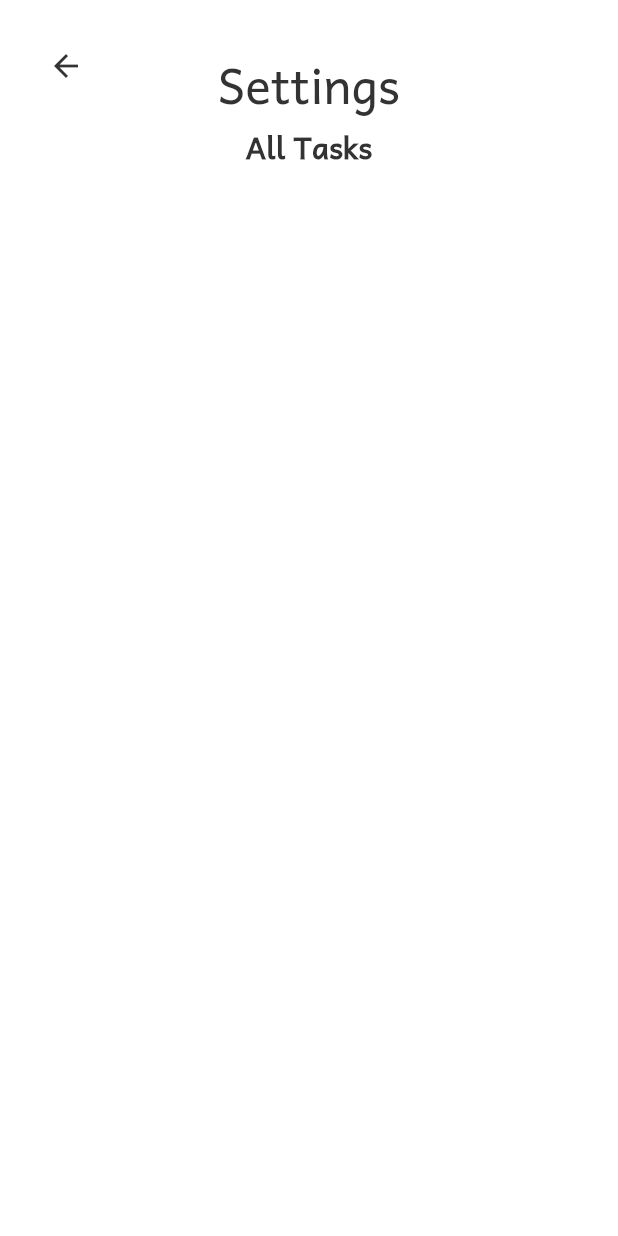
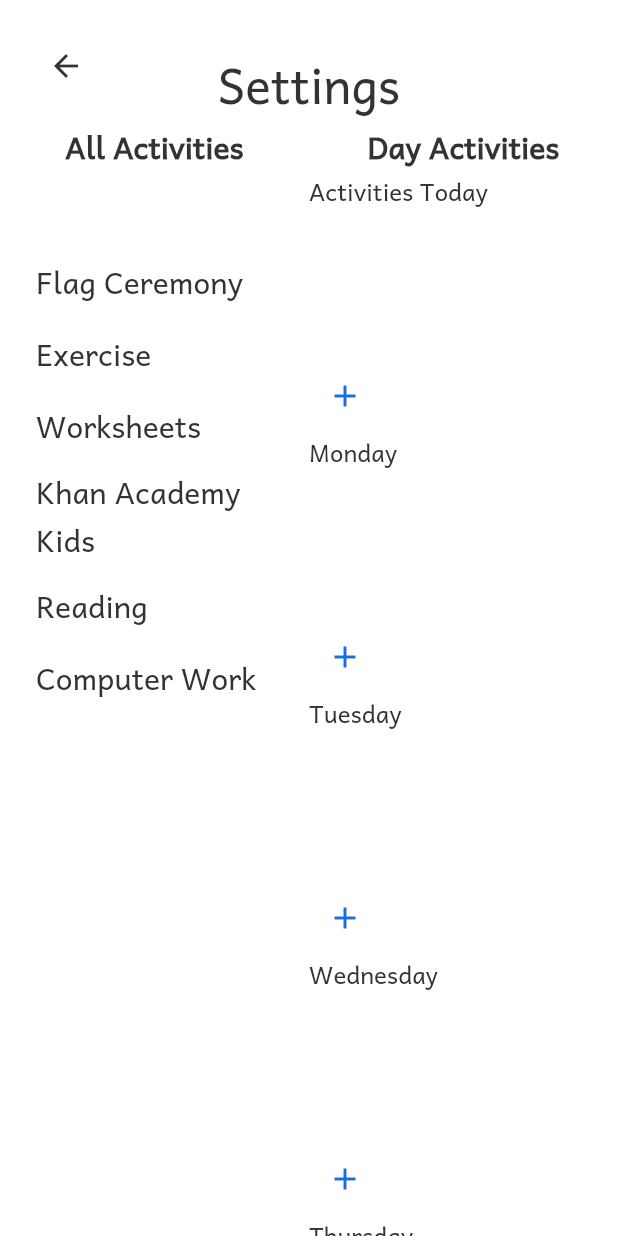
Before and after one commit to brainchild-projects/aralan, a Flutter app: the screen it shows after launch, after a tap on the "settings" icon, on a phone screen of 412 x 824 dp. Run offline on Flutter 3.47's test engine with Material 2 defaults, Android fonts, the phone set to English and light mode, and no system bars; our stand-ins replace date_format, shared_preferences.

Commit message:
feat: settings and daily activities

```diff
--- /dev/null
+++ b/lib/elements/edit_activities.dart
@@ -0,0 +1,122 @@
+import 'package:aralan/elements/toggle_activity.dart';
+import 'package:flutter/material.dart';
+
+import '../models/activity.dart';
+import 'editable_activity.dart';
+import 'h3.dart';
+import 'list_container.dart';
+
+typedef OnChooseActivities = Function(List<Activity> activity);
+
+class EditActivities extends StatefulWidget {
+  final List<Activity> list;
+  final OnChooseActivities onChoose;
+  final List<Activity> available;
+  final String? title;
+  const EditActivities({
+    Key? key,
+    required this.list,
+    required this.onChoose,
+    required this.available,
+    required this.title,
+  }) : super(key: key);
+
+  @override
+  State<EditActivities> createState() => _EditActivitiesState();
+}
+
+class _EditActivitiesState extends State<EditActivities> {
+  Set<String> _selectedActivities = {};
+
+  @override
+  void initState() {
+    super.initState();
+    _selectedActivities = Set<String>.from(
+      widget.list.map((activity) => activity.id),
+    );
+  }
+
+  List<Activity> _chosenActivities() {
+    return _selectedActivities
+        .map(
+          (id) => widget.available.firstWhere((activity) => activity.id == id),
+        )
+        .whereType<Activity>()
+        .toList();
+  }
+
+  @override
+  Widget build(BuildContext context) {
+    var theme = Theme.of(context);
+    final builder = StatefulBuilder(builder: (context, setDialogState) {
+      final toggles = widget.available.map((activity) {
+        return ToggleActivity(
+          activity: CheckableActivity(
+            activity: activity,
+            isDone: _selectedActivities.contains(activity.id),
+          ),
+          onToggle: (isIncluded) {
+            setDialogState(() {
+              if (isIncluded == true) {
+                _selectedActivities.add(activity.id);
+              } else {
+                _selectedActivities.remove(activity.id);
+              }
+            });
+          },
+        );
+      }).toList();
+      return SimpleDialog(
+        title: const Text("Choose Activities"),
+        children: [
+          ...toggles,
+          Center(
+            child: TextButton(
+              child: const Text('Done'),
+              onPressed: () {
+                setDialogState(() {
+                  widget.onChoose(_chosenActivities());
+                });
+                Navigator.pop(context, true);
+              },
+            ),
+          )
+        ],
+      );
+    });
+    final body = ListContainer<Activity>(
+      list: widget.list,
+      onReorder: (a, b) {
+        setState(() {
+          final tempList = _selectedActivities.toList();
+          final removed = tempList.removeAt(a);
+          tempList.insert(b, removed);
+          _selectedActivities = Set.from(tempList);
+          widget.onChoose(_chosenActivities());
+        });
+      },
+      builder: (activity, _) {
+        return EditableActivity(
+          key: Key(activity.id),
+          activity: activity,
+        );
+      },
+    );
+    final action = IconButton(
+      onPressed: () {
+        showDialog(context: context, builder: (context) => builder);
+      },
+      color: theme.colorScheme.primary,
+      icon: const Icon(Icons.add),
+    );
+
+    final cells = widget.title != null
+        ? [H3(widget.title!), body, action]
+        : [body, action];
+
+    return Column(
+      crossAxisAlignment: CrossAxisAlignment.start,
+      children: cells,
+    );
+  }
+}
--- /dev/null
+++ b/lib/elements/editable_activity.dart
@@ -0,0 +1,23 @@
+import 'package:flutter/material.dart';
+
+import '../models/activity.dart';
+
+class EditableActivity extends StatelessWidget {
+  final Activity activity;
+
+  const EditableActivity({Key? key, required this.activity}) : super(key: key);
+
+  @override
+  Widget build(BuildContext context) {
+    final theme = Theme.of(context);
+    return ListTile(
+      dense: true,
+      title: Text(
+        activity.name,
+        style: theme.textTheme.headline4?.copyWith(
+          fontWeight: FontWeight.normal,
+        ),
+      ),
+    );
+  }
+}
--- /dev/null
+++ b/lib/elements/h2.dart
@@ -0,0 +1,15 @@
+import 'package:flutter/material.dart';
+
+class H2 extends StatelessWidget {
+  final String text;
+  const H2(this.text, {Key? key}) : super(key: key);
+
+  @override
+  Widget build(BuildContext context) {
+    final theme = Theme.of(context);
+    return Text(
+      text,
+      style: theme.textTheme.headline4,
+    );
+  }
+}
--- /dev/null
+++ b/lib/elements/h3.dart
@@ -0,0 +1,15 @@
+import 'package:flutter/material.dart';
+
+class H3 extends StatelessWidget {
+  final String text;
+  const H3(this.text, {Key? key}) : super(key: key);
+
+  @override
+  Widget build(BuildContext context) {
+    final theme = Theme.of(context);
+    return Text(
+      text,
+      style: theme.textTheme.headline5,
+    );
+  }
+}
--- /dev/null
+++ b/lib/elements/list_container.dart
@@ -0,0 +1,55 @@
+import 'package:flutter/material.dart';
+
+import '../models/activity.dart';
+
+typedef ActivityItemBuilder<T extends ActivityLike> = Widget Function(
+    T activity, BuildContext context);
+
+typedef OnReorder = void Function(int oldIndex, int newIndex);
+
+class ListContainer<T extends ActivityLike> extends StatelessWidget {
+  final List<T> list;
+  final ActivityItemBuilder<T> builder;
+  final double width;
+  final OnReorder? onReorder;
+  const ListContainer({
+    Key? key,
+    required this.list,
+    required this.builder,
+    this.width = 560,
+    this.onReorder,
+  }) : super(key: key);
+
+  @override
+  Widget build(BuildContext context) {
+    const padding = EdgeInsets.symmetric(
+      vertical: 50,
+      horizontal: 8,
+    );
+    if (onReorder != null) {
+      return ReorderableListView.builder(
+        padding: padding,
+        itemCount: list.length,
+        shrinkWrap: true,
+        physics: const NeverScrollableScrollPhysics(),
+        itemBuilder: (BuildContext context, int index) {
+          return builder(list[index], context);
+        },
+        onReorder: (before, after) {
+          if (onReorder != null) {
+            onReorder!(before, after);
+          }
+        },
+      );
+    }
+    return ListView.builder(
+      padding: padding,
+      itemCount: list.length,
+      shrinkWrap: true,
+      physics: const NeverScrollableScrollPhysics(),
+      itemBuilder: (BuildContext context, int index) {
+        return builder(list[index], context);
+      },
+    );
+  }
+}
--- a/lib/home_page.dart
+++ b/lib/home_page.dart
@@ -1,12 +1,15 @@
+import 'package:aralan/elements/list_container.dart';
+import 'package:aralan/elements/toggle_activity.dart';
+import 'package:aralan/models/activity.dart';
+import 'package:aralan/models/activity_repository.dart';
 import 'package:aralan/settings_page.dart';
 import 'package:date_format/date_format.dart';
 import 'package:flutter/material.dart';
 import 'package:provider/provider.dart';
 
 import 'elements/navigation_button.dart';
-import 'models/activity_list_data.dart';
 
-class HomePage extends StatelessWidget {
+class HomePage extends StatefulWidget {
   const HomePage({Key? key, required this.title, required this.loadedAt})
       : super(key: key);
 
@@ -14,9 +17,22 @@ class HomePage extends StatelessWidget {
   final DateTime loadedAt;
 
   @override
+  State<HomePage> createState() => _HomePageState();
+}
+
+class _HomePageState extends State<HomePage> {
+  late DateTime now;
+
+  @override
+  initState() {
+    super.initState();
+    now = widget.loadedAt;
+  }
+
+  @override
   Widget build(BuildContext context) {
     var theme = Theme.of(context);
-    final entries = Provider.of<ActivityListData>(context);
+    final repo = Provider.of<ActivityRepository>(context);
 
     return Scaffold(
       body: SingleChildScrollView(
@@ -28,7 +44,11 @@ class HomePage extends StatelessWidget {
                 Navigator.push(
                   context,
                   MaterialPageRoute(builder: (context) => const SettingsPage()),
-                )
+                ).then((_) {
+                  setState(() {
+                    now = DateTime.now();
+                  });
+                })
               },
             ),
             Center(
@@ -42,41 +62,27 @@ class HomePage extends StatelessWidget {
                   ),
                   Text(
                     formatDate(
-                      loadedAt,
+                      now,
                       [DD, ', ', MM, ' ', d, ', ', yyyy],
                     ),
                     style: theme.textTheme.headline4,
                   ),
                   SizedBox(
                     width: 560,
-                    child: ListView.builder(
-                      padding: const EdgeInsets.symmetric(
-                        vertical: 50,
-                        horizontal: 8,
-                      ),
-                      itemCount: entries.length,
-                      shrinkWrap: true,
-                      itemBuilder: (BuildContext context, int index) {
-                        var activity = entries[index];
-                        return CheckboxListTile(
-                          dense: true,
-                          controlAffinity: ListTileControlAffinity.leading,
-                          value: activity.isDone,
-                          title: Text(
-                            activity.name,
-                            style: theme.textTheme.headline4?.copyWith(
-                              fontWeight: FontWeight.normal,
-                            ),
-                          ),
-                          onChanged: (foo) {
-                            entries.toggleActivity(activity);
+                    child: ListContainer<CheckableActivity>(
+                      list: repo.activitiesToday(now).activities,
+                      builder: (activity, context) {
+                        return ToggleActivity(
+                          activity: activity,
+                          onToggle: (foo) {
+                            repo.toggleActivityToday(activity, now);
                           },
                         );
                       },
                     ),
                   ),
                   Text(
-                    'Loaded At: $loadedAt',
+                    'Reload At: $now',
                     style: theme.textTheme.bodyText1,
                   ),
                 ],
--- a/lib/main.dart
+++ b/lib/main.dart
@@ -1,22 +1,26 @@
-import 'package:aralan/models/activity_list_data.dart';
+import 'package:aralan/models/activity_repository.dart';
 import 'package:aralan/tiny_app_theme.dart';
 import 'package:flutter/material.dart';
 import 'package:flutter/services.dart';
 import 'package:provider/provider.dart';
+import 'package:shared_preferences/shared_preferences.dart';
 
 import 'home_page.dart';
 
-void main() {
-  runApp(const App());
+void main() async {
+  WidgetsFlutterBinding.ensureInitialized();
+  final prefs = await SharedPreferences.getInstance();
+  runApp(App(prefs: prefs));
 }
 
 class App extends StatelessWidget {
-  const App({Key? key}) : super(key: key);
+  final SharedPreferences prefs;
+  const App({Key? key, required this.prefs}) : super(key: key);
 
   // This widget is the root of your application.
   @override
   Widget build(BuildContext context) {
-    return const AppLifecycleReactor();
+    return AppLifecycleReactor(prefs: prefs);
   }
 }
 
@@ -25,7 +29,8 @@ bool isSameDate(DateTime a, b) {
 }
 
 class AppLifecycleReactor extends StatefulWidget {
-  const AppLifecycleReactor({Key? key}) : super(key: key);
+  final SharedPreferences prefs;
+  const AppLifecycleReactor({Key? key, required this.prefs}) : super(key: key);
 
   @override
   State<AppLifecycleReactor> createState() => _AppLifecycleReactorState();
@@ -65,7 +70,7 @@ class _AppLifecycleReactorState extends State<AppLifecycleReactor>
   @override
   Widget build(BuildContext context) {
     return ChangeNotifierProvider(
-      create: (context) => ActivityListData(_now),
+      create: (context) => ActivityRepository(widget.prefs),
       child: Shortcuts(
         shortcuts: <LogicalKeySet, Intent>{
           LogicalKeySet(LogicalKeyboardKey.select): const ActivateIntent(),
--- /dev/null
+++ b/lib/models/activities_today.dart
@@ -0,0 +1,66 @@
+import 'package:date_format/date_format.dart';
+
+import 'activity.dart';
+
+String todayKeyFromDate(DateTime date) =>
+    formatDate(date, ['yyyy', '-', 'm', '-', 'd']);
+
+class ActivitiesToday {
+  final String todayKey;
+  final List<CheckableActivity> activities;
+
+  const ActivitiesToday(this.todayKey, this.activities);
+
+  factory ActivitiesToday.fromDateTime(
+    DateTime now,
+    List<CheckableActivity> activities,
+  ) {
+    final todayKey = todayKeyFromDate(now);
+    return ActivitiesToday(todayKey, activities);
+  }
+
+  factory ActivitiesToday.fromPlainActivities(
+    DateTime now,
+    List<Activity> activities,
+  ) {
+    return ActivitiesToday.fromDateTime(
+      now,
+      activities.map((act) => CheckableActivity(activity: act)).toList(),
+    );
+  }
+
+  factory ActivitiesToday.fromObject(Map<String, dynamic> json) {
+    final todayKey = json['todayKey'];
+    final activities = (json['activities'] as List<dynamic>)
+        .map((element) => CheckableActivity.fromObject(element))
+        .toList();
+    return ActivitiesToday(todayKey, activities);
+  }
+
+  Map<String, dynamic> toJSON() {
+    final activitiesJSON =
+        activities.map((activity) => activity.toJSON()).toList();
+    return {
+      'todayKey': todayKey,
+      'activities': activitiesJSON,
+    };
+  }
+
+  bool isForSameDay(DateTime now) {
+    return todayKeyFromDate(now) == todayKey;
+  }
+
+  bool isEmpty() {
+    return activities.isEmpty;
+  }
+
+  toggleActivity(CheckableActivity activity) {
+    final toToggle =
+        activities.firstWhere((current) => current.id == activity.id);
+    toToggle.toggleDone();
+  }
+
+  List<Activity> plainActivities() {
+    return activities.map((current) => current.activity).toList();
+  }
+}
--- a/lib/models/activity.dart
+++ b/lib/models/activity.dart
@@ -1,10 +1,52 @@
-class Activity {
+import 'package:uuid/uuid.dart';
+
+const uuid = Uuid();
+
+abstract class ActivityLike {
+  String get name;
+  String get id;
+}
+
+class Activity extends ActivityLike {
   final String name;
+  final String id;
+
+  Activity({required this.name, String? id}) : id = id ?? uuid.v4();
+
+  Activity.fromObject(Map<String, dynamic> json)
+      : name = json['name'],
+        id = json['id'];
+
+  Map<String, dynamic> toJSON() => {
+        'name': name,
+        'id': id,
+      };
+}
+
+class CheckableActivity extends ActivityLike {
+  final Activity activity;
   bool isDone;
 
-  Activity({required this.name, this.isDone = false});
+  CheckableActivity({required this.activity, this.isDone = false});
 
-  void toggleDone() {
+  CheckableActivity.fromObject(Map<String, dynamic> json)
+      : activity = Activity.fromObject(json),
+        isDone = json['isDone'];
+
+  Map<String, dynamic> toJSON() => {
+        'name': name,
+        'id': id,
+        'isDone': isDone,
+      };
+
+  @override
+  String get id => activity.id;
+
+  @override
+  String get name => activity.name;
+
+  bool toggleDone() {
     isDone = !isDone;
+    return isDone;
   }
 }
--- a/lib/models/activity_list_data.dart
+++ /dev/null
@@ -1,51 +0,0 @@
-import 'dart:collection';
-
-import 'package:aralan/models/activity.dart';
-import 'package:flutter/foundation.dart';
-
-final List<Activity> _allActivities = [
-  Activity(name: 'Flag Ceremony'),
-  Activity(name: 'Exercise'),
-  Activity(name: 'Worksheets'),
-  Activity(name: 'Khan Academy Kids'),
-  Activity(name: 'Reading'),
-  // Activity(name: 'Physical Education (P.E.)'),
-  Activity(name: 'Computer Work'),
-];
-
-UnmodifiableListView<Activity> filteredActivities(DateTime now) {
-  final today = now.weekday;
-  return UnmodifiableListView(_allActivities.where((activity) {
-    if (activity.name == 'Flag Ceremony') {
-      return today == DateTime.monday;
-    }
-    return true;
-  }));
-}
-
-class ActivityListData extends ChangeNotifier {
-  final DateTime now;
-  ActivityListData(this.now);
-  UnmodifiableListView<Activity> get activities {
-    return filteredActivities(now);
-  }
-
-  add(Activity activity) {
-    _allActivities.add(activity);
-    notifyListeners();
-  }
-
-  remove(Activity activity) {
-    _allActivities.remove(activity);
-    notifyListeners();
-  }
-
-  toggleActivity(Activity activity) {
-    activity.toggleDone();
-    notifyListeners();
-  }
-
-  int get length => filteredActivities(now).length;
-  operator [](int i) => filteredActivities(now)[i];
-  operator []=(int i, Activity activity) => _allActivities[i] = activity;
-}
--- /dev/null
+++ b/lib/models/activity_repository.dart
@@ -0,0 +1,157 @@
+import 'dart:convert';
+
+import 'package:aralan/models/activities_today.dart';
+import 'package:flutter/material.dart';
+import 'package:shared_preferences/shared_preferences.dart';
+
+import 'activity.dart';
+
+const allActivities = 'all_activities';
+const keyActivitiesToday = 'activities_today';
+
+final List<Activity> _defaultActivities = [
+  Activity(name: 'Flag Ceremony'),
+  Activity(name: 'Exercise'),
+  Activity(name: 'Worksheets'),
+  Activity(name: 'Khan Academy Kids'),
+  Activity(name: 'Reading'),
+  // Activity(name: 'Physical Education (P.E.)'),
+  Activity(name: 'Computer Work'),
+];
+
+class ActivityRepository extends ChangeNotifier {
+  Map<String, Activity> _activitiesCache = {};
+  final SharedPreferences _prefs;
+
+  ActivityRepository(this._prefs) {
+    final jsonData = _prefs.getString(allActivities);
+    if (jsonData != null) {
+      _activitiesCache = _activitiesFromParsed(json.decode(jsonData));
+    } else {
+      for (var activity in _defaultActivities) {
+        _activitiesCache[activity.id] = activity;
+      }
+      _updateStore();
+    }
+  }
+
+  Map<String, Activity> _activitiesFromParsed(List<dynamic> raw) {
+    final map = <String, Activity>{};
+    for (var obj in raw) {
+      final activity = Activity.fromObject(obj);
+      map[activity.id] = activity;
+    }
+    return map;
+  }
+
+  List<Activity> all() {
+    return _activitiesCache.values.toList();
+  }
+
+  List<CheckableActivity> allCheckable() {
+    return _wrapWithCheckable(all());
+  }
+
+  List<CheckableActivity> _wrapWithCheckable(List<Activity> list) {
+    return list
+        .map((activity) => CheckableActivity(activity: activity))
+        .toList();
+  }
+
+  add(Activity activity) {
+    _activitiesCache[activity.id] = activity;
+    _updateStore();
+  }
+
+  _updateStore() {
+    _prefs.setString(allActivities, json.encode(_activitiesCacheToJSON()));
+    notifyListeners();
+  }
+
+  List<Map<String, dynamic>> _activitiesCacheToJSON() {
+    return all().map((activity) => activity.toJSON()).toList();
+  }
+
+  remove(Activity activity) {
+    _activitiesCache.remove(activity.id);
+    _updateStore();
+  }
+
+  List<Activity> forWeekday(int weekday) {
+    final ids = _prefs.getStringList(_weekDayKey(weekday));
+    if (ids != null) {
+      return ids
+          .map((id) => _activitiesCache[id])
+          .whereType<Activity>()
+          .toList();
+    }
+    return [];
+  }
+
+  ActivitiesToday activitiesToday(DateTime now) {
+    final stored = _prefs.getString(keyActivitiesToday);
+    // If the date is the same get it
+    if (stored != null) {
+      final storedToday = ActivitiesToday.fromObject(jsonDecode(stored));
+      if (storedToday.isForSameDay(now) && !storedToday.isEmpty()) {
+        return storedToday;
+      }
+    }
+    // Else generate it
+    final actsToday = ActivitiesToday.fromPlainActivities(
+      now,
+      forWeekday(now.weekday),
+    );
+    _updateActivitiesToday(actsToday);
+    return actsToday;
+  }
+
+  _updateActivitiesToday(ActivitiesToday actsToday) {
+    _prefs.setString(keyActivitiesToday, json.encode(actsToday.toJSON()));
+  }
+
+  toggleActivityToday(CheckableActivity activity, DateTime now) {
+    final actsToday = activitiesToday(now);
+    actsToday.toggleActivity(activity);
+    _updateActivitiesToday(actsToday);
+    notifyListeners();
+  }
+
+  updateActivitiesToday(ActivitiesToday actsToday) {
+    _updateActivitiesToday(actsToday);
+    notifyListeners();
+  }
+
+  List<CheckableActivity> checkableForWeekday(int weekday) {
+    return _wrapWithCheckable(forWeekday(weekday));
+  }
+
+  _updateWeekdayList(int weekday, List<Activity> activities) {
+    final ids = activities.map((activity) => activity.id).toList();
+    _prefs.setStringList(_weekDayKey(weekday), ids);
+    notifyListeners();
+  }
+
+  List<Activity> updateForWeekday(int weekday, List<Activity> activities) {
+    _updateWeekdayList(weekday, activities);
+    return activities;
+  }
+
+  List<Activity> addForWeekday(int weekday, Activity activity) {
+    final activities = forWeekday(weekday);
+    activities.add(activity);
+    _updateWeekdayList(weekday, activities);
+    return activities;
+  }
+
+  List<Activity> removeFromWeekday(int weekday, Activity activity) {
+    final activities = forWeekday(weekday);
+    activities.removeWhere((current) => current.id == activity.id);
+    _updateWeekdayList(weekday, activities);
+    return activities;
+  }
+
+  String _weekDayKey(int weekday) {
+    return "day-$weekday";
+  }
+}
--- /dev/null
+++ b/lib/models/weekdays.dart
@@ -0,0 +1,7 @@
+const weekdays = <int, String>{
+  DateTime.monday: 'Monday',
+  DateTime.tuesday: 'Tuesday',
+  DateTime.wednesday: 'Wednesday',
+  DateTime.thursday: 'Thursday',
+  DateTime.friday: 'Friday',
+};
--- a/lib/settings_page.dart
+++ b/lib/settings_page.dart
@@ -1,5 +1,15 @@
+import 'package:aralan/elements/edit_activities.dart';
+import 'package:aralan/elements/editable_activity.dart';
 import 'package:aralan/elements/navigation_button.dart';
 import 'package:flutter/material.dart';
+import 'package:provider/provider.dart';
+
+import 'elements/h2.dart';
+import 'elements/list_container.dart';
+import 'models/activities_today.dart';
+import 'models/activity.dart';
+import 'models/activity_repository.dart';
+import 'models/weekdays.dart';
 
 class SettingsPage extends StatelessWidget {
   const SettingsPage({Key? key}) : super(key: key);
@@ -7,6 +17,10 @@ class SettingsPage extends StatelessWidget {
   @override
   Widget build(BuildContext context) {
     var theme = Theme.of(context);
+    final repo = Provider.of<ActivityRepository>(context);
+    final allActivities = repo.all();
+    final now = DateTime.now();
+
     return Scaffold(
       body: SingleChildScrollView(
         child: Stack(
@@ -24,9 +38,59 @@ class SettingsPage extends StatelessWidget {
                     'Settings',
                     style: theme.textTheme.headline3,
                   ),
-                  Text(
-                    'All Tasks',
-                    style: theme.textTheme.headline4,
+                  Row(
+                    crossAxisAlignment: CrossAxisAlignment.start,
+                    children: [
+                      Expanded(
+                        child: Column(
+                          mainAxisAlignment: MainAxisAlignment.center,
+                          children: [
+                            const H2('All Activities'),
+                            ListContainer<Activity>(
+                              list: allActivities,
+                              builder: (activity, context) {
+                                return EditableActivity(
+                                  activity: activity,
+                                );
+                              },
+                            ),
+                          ],
+                        ),
+                      ),
+                      Expanded(
+                        child: Column(
+                          children: [
+                            const H2('Day Activities'),
+                            EditActivities(
+                              title: 'Activities Today',
+                              list: repo.activitiesToday(now).plainActivities(),
+                              onChoose: (activities) {
+                                repo.updateActivitiesToday(
+                                  ActivitiesToday.fromPlainActivities(
+                                    now,
+                                    activities,
+                                  ),
+                                );
+                              },
+                              available: allActivities,
+                            ),
+                            ...(weekdays.keys.map((weekday) {
+                              return EditActivities(
+                                title: weekdays[weekday].toString(),
+                                list: repo.forWeekday(weekday),
+                                available: allActivities,
+                                onChoose: (activities) {
+                                  repo.updateForWeekday(
+                                    weekday,
+                                    activities,
+                                  );
+                                },
+                              );
+                            })),
+                          ],
+                        ),
+                      )
+                    ],
                   ),
                 ],
               ),
--- a/lib/tiny_app_theme.dart
+++ b/lib/tiny_app_theme.dart
@@ -52,9 +52,9 @@ class TinyAppTheme {
 
   static const ColorScheme lightColorScheme = ColorScheme(
     primary: kBlue,
-    primaryVariant: Color(0xFF2D9CDB),
+    primaryContainer: Color(0xFF2D9CDB),
     secondary: Color(0xFFF2994A),
-    secondaryVariant: Color(0xFFF2C94C),
+    secondaryContainer: Color(0xFFF2C94C),
     background: Colors.white,
     surface: Colors.white,
     error: _lightFillColor,
@@ -68,9 +68,9 @@ class TinyAppTheme {
 
   static const ColorScheme darkColorScheme = ColorScheme(
     primary: Color(0xFF56CCF2),
-    primaryVariant: Color(0xFF1CDEC9),
+    primaryContainer: Color(0xFF1CDEC9),
     secondary: Color(0xFFF8D670),
-    secondaryVariant: Color(0xFFFFFA89),
+    secondaryContainer: Color(0xFFFFFA89),
     background: _darkFillColor,
     surface: _darkFillColor,
     error: _darkFillColor,
--- a/pubspec.yaml
+++ b/pubspec.yaml
@@ -11,6 +11,7 @@ dependencies:
     sdk: flutter
   cupertino_icons: ^1.0.2
   shared_preferences: ^2.0.15
+  uuid: 3.0.6
 
 dev_dependencies:
   conventional: ^0.3.0
```
Also changed, not shown: lib/elements/toggle_activity.dart (added, +31 -0 lines), pubspec.lock, 1 other file.
